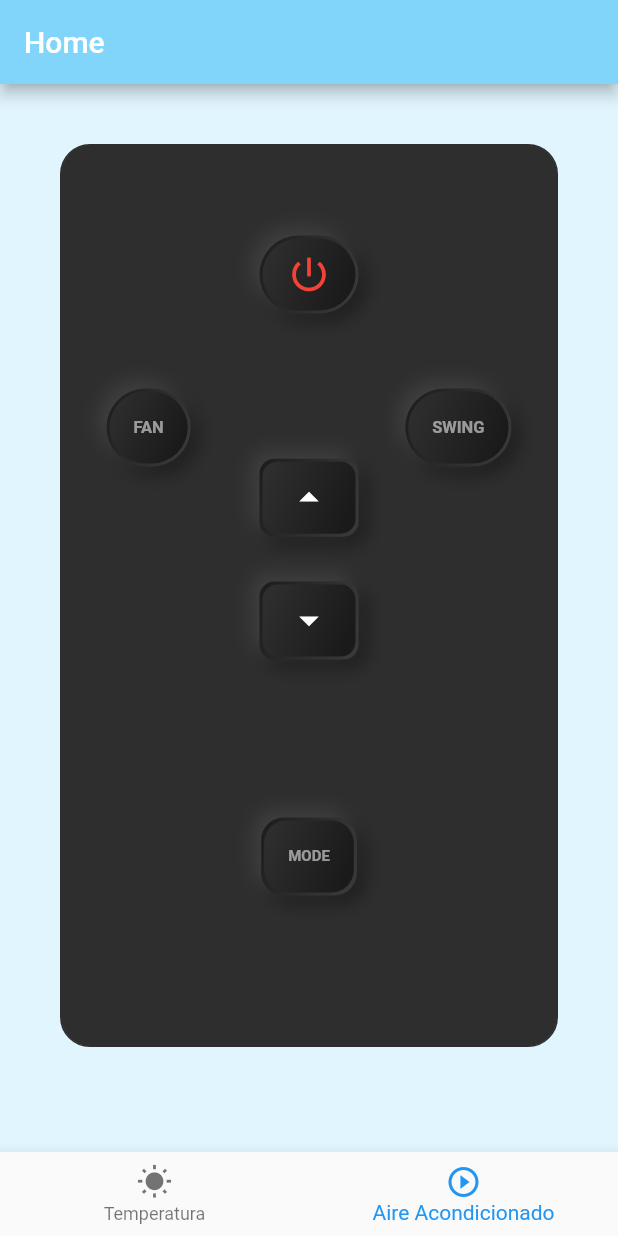
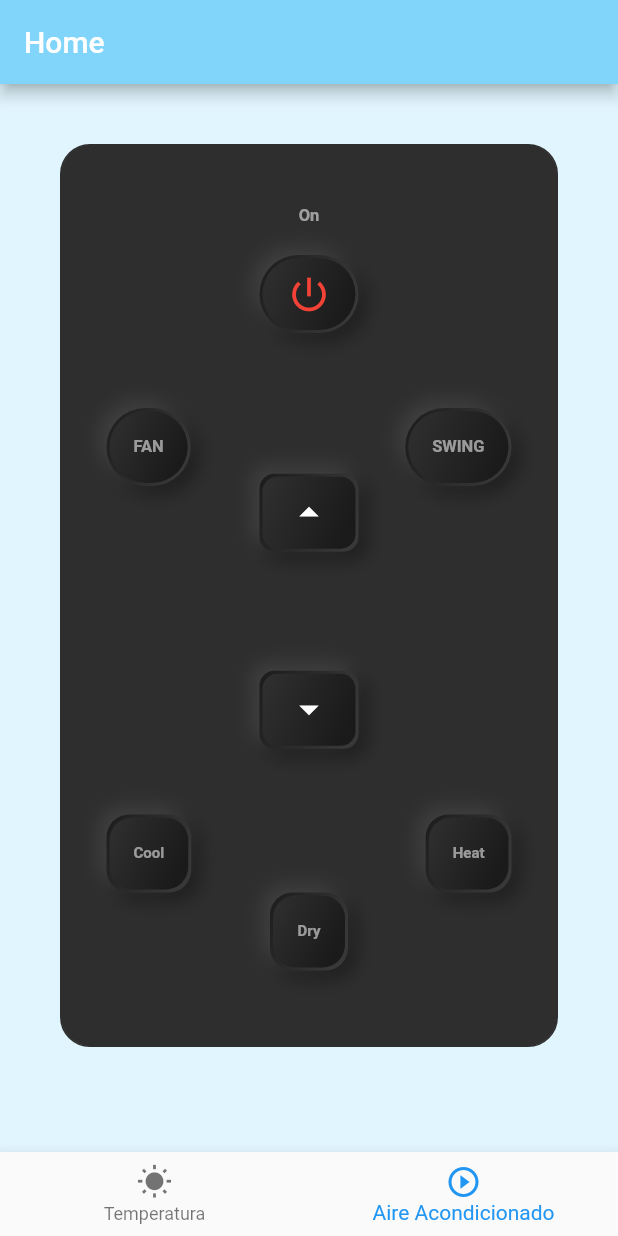
Before and after one commit to NataliaOviedoA/AppDistri, a Flutter app: the screen it shows after launch, item 2 of the bottom bar chosen, after a tap on the "power settings new" icon, on a phone screen of 412 x 824 dp. Run offline on Flutter 3.47's test engine with Material 2 defaults, Android fonts, the phone set to English and light mode, and no system bars; our stand-ins replace syncfusion_flutter_gauges; missing offline and left inert: mqtt_client.

Commit message:
Ultimas modificaciones

```diff
--- a/lib/src/pages/ac_page.dart
+++ b/lib/src/pages/ac_page.dart
@@ -15,9 +15,36 @@ class _ControlPageState extends State<ControlPage> {
   static const String topic = "AcMain";
   static const String onCommand = "Encender";
   static const String offCommand = "Apagar";
+  static const String fanCommand = "FAN";
+  static const String swingCommand = "SWING";
+  static const String masCommand = "MAS";
+  static const String menosCommand = "MENOS";
+  static const String coolCommand = "Cool";
+  static const String heatCommand = "Heat";
+  static const String dryCommand = "Dry";
+
+  bool _powerOn = false;
 
   void _sendMessage(String message) {
     widget.client.publishMessage(topic, message);
+  }
+
+  void _powerAcButton() {
+    setState(() {
+      if (_powerOn) {
+        _sendMessage(offCommand);
+        _powerOn = false;
+      } else {
+        _sendMessage(onCommand);
+        _powerOn = true;
+      }
+    });
+  }
+
+    String _powerValue() {
+      if (_powerOn)
+        return "On";
+      return "Off";
   }
 
   @override
@@ -36,16 +63,20 @@ class _ControlPageState extends State<ControlPage> {
         child: Column(
           mainAxisAlignment: MainAxisAlignment.center,
           children: <Widget>[
-            SizedBox(height: 60),
+            SizedBox(height: 40),
+            Text(_powerValue(),
+                style: TextStyle(fontSize: 11, fontWeight: FontWeight.bold, color: Colors.white54),
+            ),
+            SizedBox(height: 20),
             Row(
-              mainAxisAlignment: MainAxisAlignment.spaceEvenly,
+              mainAxisAlignment: MainAxisAlignment.spaceAround,
               children: [
                 ControllerButton(
-                  onPressed: (() => _sendMessage(offCommand)),
+                  onPressed: this._powerAcButton,
                   child: Icon(
                     Icons.power_settings_new, size: 30, color: Colors.red
                   )
-                ),
+                )
               ],
             ),
             SizedBox(height: 50),
@@ -55,7 +86,7 @@ class _ControlPageState extends State<ControlPage> {
                     Align(
                       alignment: Alignment.topLeft,
                       child: ControllerButton(
-                        onPressed: (() => _sendMessage(offCommand)),
+                        onPressed: (() => _sendMessage(fanCommand)),
                         child: Text(
                           "FAN",
                           style: TextStyle(fontSize: 11, fontWeight: FontWeight.bold, color: Colors.white54),
@@ -65,7 +96,7 @@ class _ControlPageState extends State<ControlPage> {
                     Align(
                       alignment: Alignment.topRight,
                       child: ControllerButton(
-                        onPressed: (() => _sendMessage(offCommand)),
+                        onPressed: (() => _sendMessage(swingCommand)),
                         child: Text(
                           "SWING",
                           style: TextStyle(fontSize: 11, fontWeight: FontWeight.bold, color: Colors.white54),
@@ -77,19 +108,48 @@ class _ControlPageState extends State<ControlPage> {
                       child: ControllerButton(
                         borderRadius: 10,
                         child: Icon(Icons.arrow_drop_up, size: 30, color: Colors.white),
-                        onPressed: (() => _sendMessage(offCommand)),
+                        onPressed: (() => _sendMessage(masCommand)),
                       ),
                     ),
                     Align(
-                      alignment: Alignment(0, 0.1),
+                      alignment: Alignment(0, 0.6),
                       child: ControllerButton(
                         borderRadius: 10,
                         child: Icon(Icons.arrow_drop_down, size: 30, color: Colors.white),
-                        onPressed: (() => _sendMessage(offCommand)),
+                        onPressed: (() => _sendMessage(menosCommand)),
                       ),
                     )
                   ],
               ),
+            ),
+            Row(
+              mainAxisAlignment: MainAxisAlignment.spaceBetween,
+              children: [
+                Column(
+                  children: [
+                    ControllerButton(
+                      borderRadius: 15,
+                      child: Text(
+                        "Cool",
+                        style: TextStyle(fontSize: 10, fontWeight: FontWeight.bold, color: Colors.white54),
+                      ),
+                      onPressed: (() => _sendMessage(coolCommand)),
+                    )
+                  ],
+                ),
+                Column(
+                  children: [
+                    ControllerButton(
+                      borderRadius: 15,
+                      child: Text(
+                        "Heat",
+                        style: TextStyle(fontSize: 10, fontWeight: FontWeight.bold, color: Colors.white54),
+                      ),
+                      onPressed: (() => _sendMessage(heatCommand)),
+                    )
+                  ],
+                )
+              ],
             ),
             Row(
               mainAxisAlignment: MainAxisAlignment.spaceAround,
@@ -99,16 +159,16 @@ class _ControlPageState extends State<ControlPage> {
                     ControllerButton(
                       borderRadius: 15,
                       child: Text(
-                        "mode".toUpperCase(),
+                        "Dry",
                         style: TextStyle(fontSize: 10, fontWeight: FontWeight.bold, color: Colors.white54),
                       ),
-                      onPressed: (() => _sendMessage(offCommand)),
+                      onPressed: (() => _sendMessage(dryCommand)),
                     )
                   ],
                 )
               ],
             ),
-            SizedBox(height: 100)
+            SizedBox(height: 50)
           ],
         ),
       ),
@@ -153,7 +213,10 @@ class ControllerButton extends StatelessWidget {
           decoration: BoxDecoration(
             // shape: BoxShape.circle,
             borderRadius: BorderRadius.all(Radius.circular(borderRadius)),
-            gradient: const LinearGradient(begin: Alignment.topLeft, colors: [Color(0XFF303030), Color(0XFF1a1a1a)]),
+            gradient: LinearGradient(
+              begin: Alignment.topLeft,
+              colors: [Color(0XFF303030), Color(0XFF1a1a1a)]
+              ),
           ),
           child: MaterialButton(
             color: color,
```
Also changed, not shown: lib/src/pages/temperature_page.dart (+12 -5 lines), pubspec.lock.
